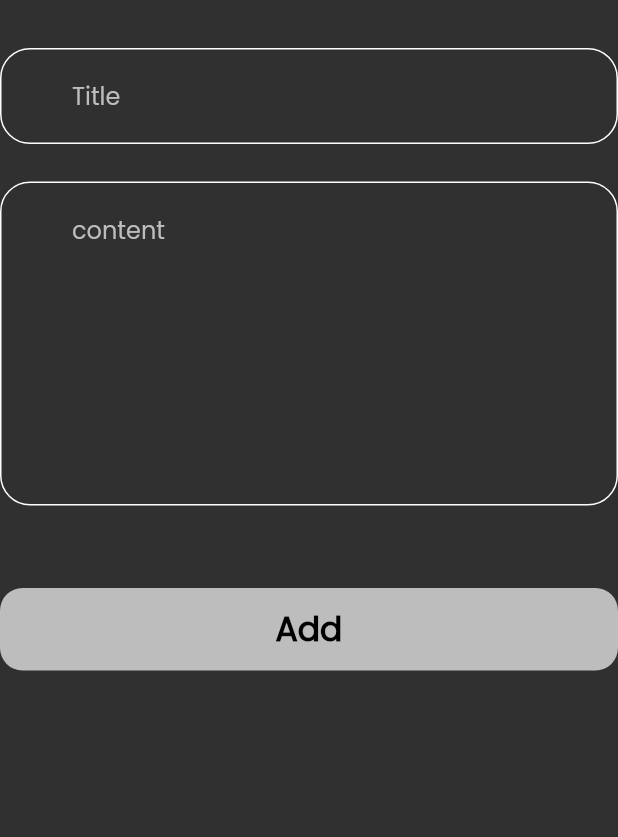
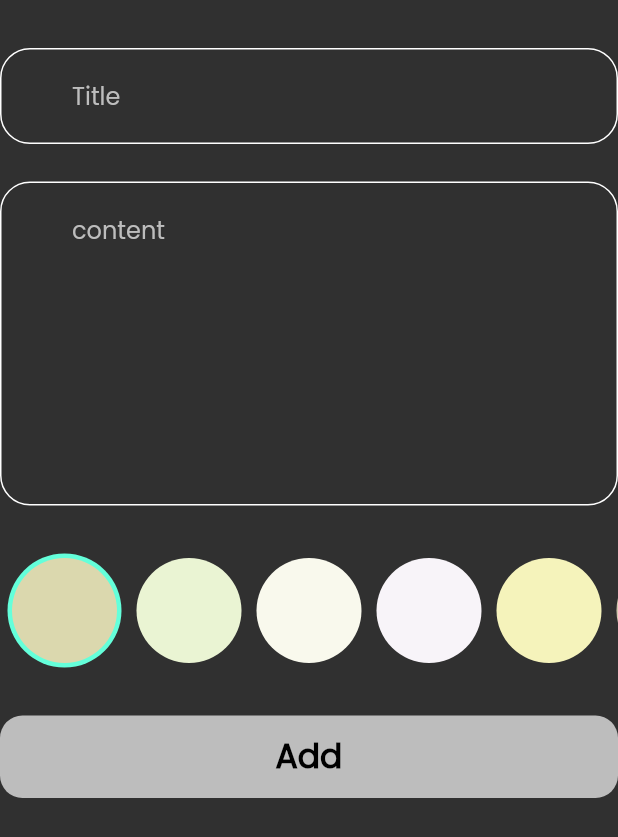
Before and after one commit to shehab-nabil/Notes_app, a Flutter app: the AddNoteForm widget shown alone on an empty page, opened directly, on a phone screen of 412 x 824 dp. Shown: the top 837 px of the screen. Run offline on Flutter 3.47's test engine with Material 2 defaults, Android fonts, the phone set to English and light mode, and no system bars; our stand-ins replace bloc, flutter_bloc, hive, hive_flutter; accounts and stored records are empty.

Commit message:
add colors to notes and edit it

```diff
--- a/lib/constants.dart
+++ b/lib/constants.dart
@@ -1 +1,13 @@
+import 'dart:ui';
+
 const kNotesBox = 'notes_box';
+const List<Color> kColors = [
+  Color(0xffDBD8AE),
+  Color(0xffEAF4D3),
+  Color(0xffF9F9ED),
+  Color(0xffF8F4F9),
+  Color(0xffF5F3BB),
+  Color(0xffD1C6AD),
+  Color(0xffBBADA0),
+  Color(0xffA1869E),
+];
--- a/lib/cubits/add_note_cubit/add_note_cubit.dart
+++ b/lib/cubits/add_note_cubit/add_note_cubit.dart
@@ -1,4 +1,5 @@
 import 'package:bloc/bloc.dart';
+import 'package:flutter/material.dart';
 import 'package:hive/hive.dart';
 import 'package:meta/meta.dart';
 import 'package:notes_app/constants.dart';
@@ -8,7 +9,9 @@ part 'add_note_state.dart';
 
 class AddNoteCubit extends Cubit<AddNoteState> {
   AddNoteCubit() : super(AddNoteInitialState());
+  Color? color = const Color(0xffA1869E);
   addNote(NoteModel note) async {
+    note.noteColor = color!.value;
     emit(AddNoteloadingState());
     try {
       var notesBox = Hive.box<NoteModel>(kNotesBox);
--- /dev/null
+++ b/lib/views/widgets/color_list_view.dart
@@ -0,0 +1,65 @@
+import 'package:flutter/material.dart';
+import 'package:flutter_bloc/flutter_bloc.dart';
+import 'package:notes_app/cubits/add_note_cubit/add_note_cubit.dart';
+
+import '../../constants.dart';
+
+class ColorItem extends StatelessWidget {
+  const ColorItem({super.key, required this.isSelected, required this.color});
+  final bool isSelected;
+  final Color color;
+  @override
+  Widget build(BuildContext context) {
+    return isSelected
+        ? CircleAvatar(
+            radius: 38,
+            backgroundColor: Colors.tealAccent,
+            child: CircleAvatar(
+              radius: 35,
+              backgroundColor: color,
+            ),
+          )
+        : CircleAvatar(
+            radius: 35,
+            backgroundColor: color,
+          );
+  }
+}
+
+class ColorItemList extends StatefulWidget {
+  const ColorItemList({super.key});
+
+  @override
+  State<ColorItemList> createState() => _ColorItemListState();
+}
+
+class _ColorItemListState extends State<ColorItemList> {
+  int currentIndex = 0;
+
+  @override
+  Widget build(BuildContext context) {
+    return SizedBox(
+      height: 80,
+      child: ListView.builder(
+        itemCount: kColors.length,
+        scrollDirection: Axis.horizontal,
+        itemBuilder: (context, index) {
+          return Padding(
+            padding: const EdgeInsets.symmetric(horizontal: 5),
+            child: GestureDetector(
+              onTap: () {
+                currentIndex = index;
+                BlocProvider.of<AddNoteCubit>(context).color = kColors[index];
+                setState(() {});
+              },
+              child: ColorItem(
+                color: kColors[index],
+                isSelected: currentIndex == index,
+              ),
+            ),
+          );
+        },
+      ),
+    );
+  }
+}
--- a/lib/views/widgets/custom_form_text_field.dart
+++ b/lib/views/widgets/custom_form_text_field.dart
@@ -1,7 +1,7 @@
 import 'package:flutter/material.dart';
 
 class CustomFormTextField extends StatelessWidget {
-  CustomFormTextField(
+  const CustomFormTextField(
       {super.key,
       this.hintText,
       this.cursorColor,
@@ -38,7 +38,7 @@ class CustomFormTextField extends StatelessWidget {
   final double borderRadius;
 
   final Color? cursorColor;
-  String? initialValue;
+  final String? initialValue;
   final bool? isHidden;
   @override
   Widget build(BuildContext context) {
--- a/lib/views/widgets/edit_note_view_body.dart
+++ b/lib/views/widgets/edit_note_view_body.dart
@@ -5,6 +5,7 @@ import 'package:notes_app/models/note_model.dart';
 import 'package:notes_app/views/widgets/custom_app_bar.dart';
 
 import 'custom_form_text_field.dart';
+import 'edit_color_list.dart';
 
 class EditNoteViewBody extends StatefulWidget {
   const EditNoteViewBody({super.key, required this.note});
@@ -68,6 +69,9 @@ class _EditNoteViewBodyState extends State<EditNoteViewBody> {
           const SizedBox(
             height: 55,
           ),
+          EditNoteColor(
+            note: widget.note,
+          ),
         ],
       ),
     );
--- a/lib/views/widgets/note_form.dart
+++ b/lib/views/widgets/note_form.dart
@@ -2,6 +2,7 @@ import 'package:flutter/material.dart';
 import 'package:flutter_bloc/flutter_bloc.dart';
 import 'package:intl/intl.dart';
 import 'package:notes_app/models/note_model.dart';
+import 'package:notes_app/views/widgets/color_list_view.dart';
 
 import '../../cubits/add_note_cubit/add_note_cubit.dart';
 import 'custom_buttom.dart';
@@ -55,7 +56,11 @@ class _AddNoteFormState extends State<AddNoteForm> {
               borderFocuseColor: Colors.grey.shade400,
               borderRadius: 20),
           const SizedBox(
-            height: 55,
+            height: 30,
+          ),
+          const ColorItemList(),
+          const SizedBox(
+            height: 30,
           ),
           BlocBuilder<AddNoteCubit, AddNoteState>(
             builder: (context, state) {
```
Also changed, not shown: lib/views/widgets/edit_color_list.dart (added, +48 -0 lines).
